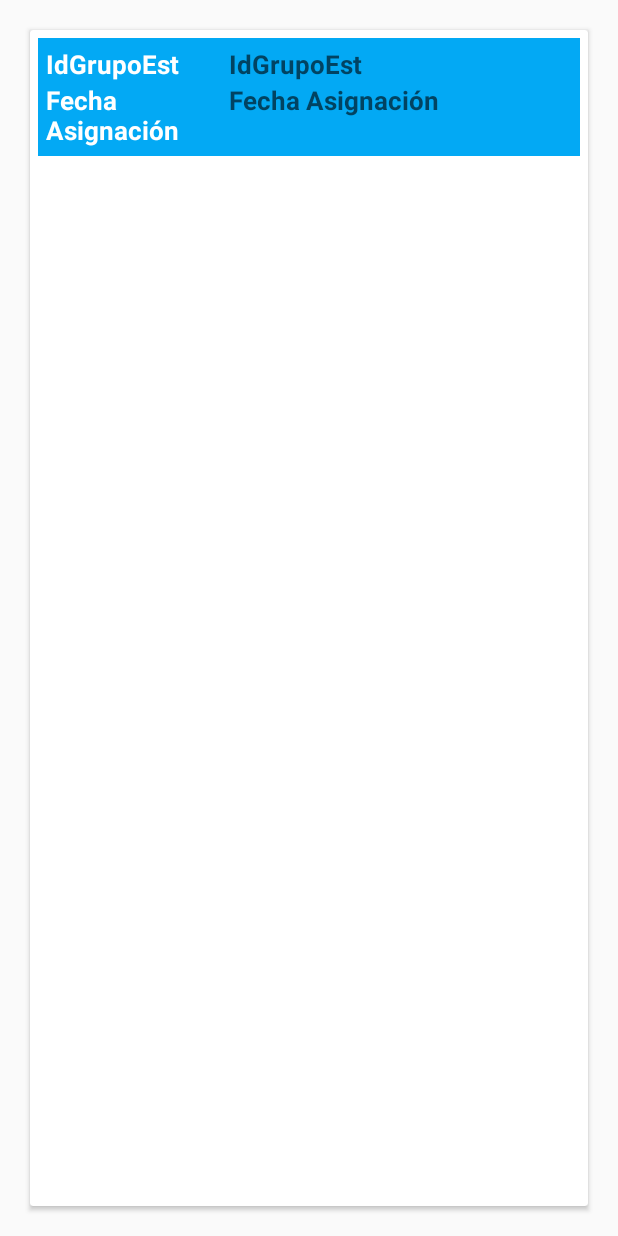
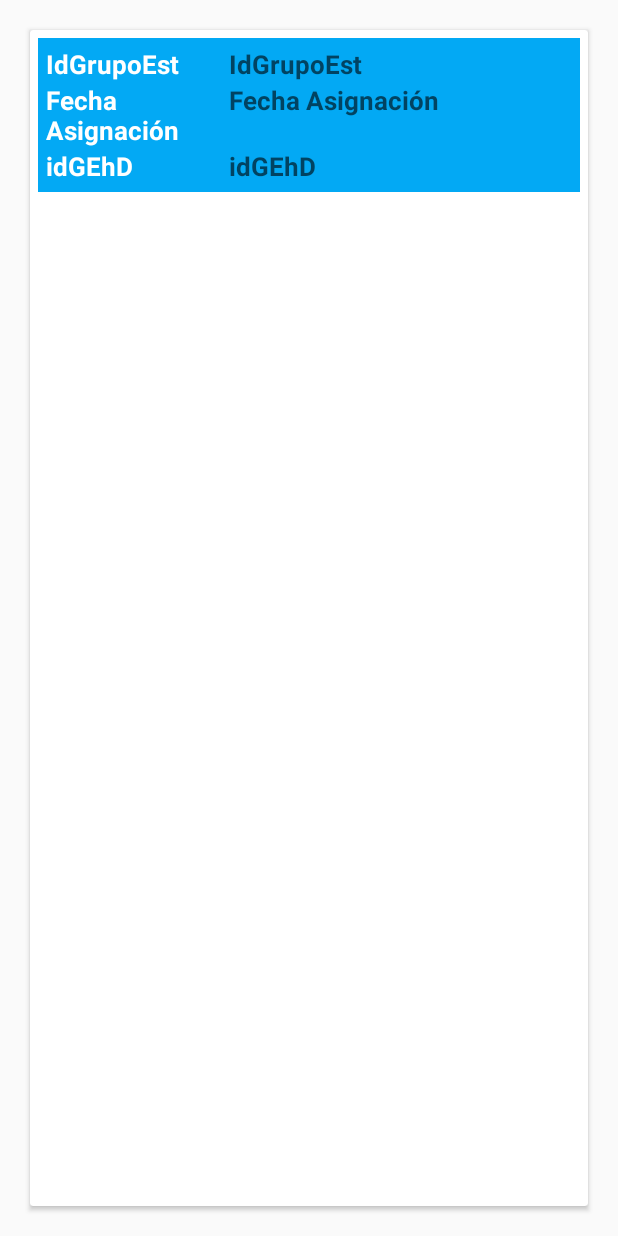
Before and after one commit to maurocabor521/Project_Dconfo_19, an Android app: the layout item_grupo_est_has_deberdocente.xml on its own in the app's theme, with its tools: preview values and no code run, on a phone screen of 412 x 824 dp. Run offline under Robolectric (Android 15) with nearby library versions, the phone set to English and light mode, and no system bars; network calls fail.

Commit message:
nuevo commit

```diff
--- a/app/src/main/java/com/example/asus/dconfo_app/presentation/view/adapter/Grupos_Estudiante_Has_DeberAdapter.java
+++ b/app/src/main/java/com/example/asus/dconfo_app/presentation/view/adapter/Grupos_Estudiante_Has_DeberAdapter.java
@@ -53,6 +53,7 @@ public class Grupos_Estudiante_Has_DeberAdapter extends RecyclerView.Adapter<Gru
 
         }*/
         holder.txtidGrupoEst.setText(listaGruposEstHasDeber.get(position).getGrupo_estudiante_idgrupo_estudiante().toString());
+        holder.txtIdGrupoHasDeber.setText(listaGruposEstHasDeber.get(position).getId_GE_H_D().toString());
         holder.txtFechaAsignacion.setText(listaGruposEstHasDeber.get(position).getFecha_gehd());
        // holder.txtCantEstudiantes.setText(listaGruposEstudiantes.get(position).getIdGrupoEstudiantes().toString());
 
@@ -77,12 +78,12 @@ public class Grupos_Estudiante_Has_DeberAdapter extends RecyclerView.Adapter<Gru
     }
 
     public class GruposHolder extends RecyclerView.ViewHolder {
-        TextView txtidGrupoEst, txtFechaAsignacion;
+        TextView txtidGrupoEst, txtFechaAsignacion, txtIdGrupoHasDeber;
 
         public GruposHolder(View itemView) {
             super(itemView);
             txtidGrupoEst = (TextView) itemView.findViewById(R.id.txt_GrupoEstHasDeber_IdGrupoEst);
-
+            txtIdGrupoHasDeber = (TextView) itemView.findViewById(R.id.txt_GrupoEstHasDeber_IdGEhD);
             txtFechaAsignacion = (TextView) itemView.findViewById(R.id.txt_GrupoEstHasDeber_fechaAsig);
         }
     }
--- a/app/src/main/res/layout/item_grupo_est_has_deberdocente.xml
+++ b/app/src/main/res/layout/item_grupo_est_has_deberdocente.xml
@@ -4,7 +4,7 @@
     android:layout_height="match_parent"
     android:layout_margin="20dp">
 
-    <RelativeLayout
+    <LinearLayout
         android:layout_width="match_parent"
         android:layout_height="wrap_content"
         android:layout_margin="5dp"
@@ -42,7 +42,7 @@
         </LinearLayout>
 
         <LinearLayout
-            android:id="@+id/ll_NombreGrupo"
+            android:id="@+id/ll_FechaAsignacion"
             android:layout_width="match_parent"
             android:layout_height="wrap_content"
             android:layout_below="@+id/ll_idgrupo"
@@ -70,10 +70,39 @@
 
         </LinearLayout>
 
+        <LinearLayout
+            android:id="@+id/ll_idGrupoEstHasDeber"
+            android:layout_width="match_parent"
+            android:layout_height="wrap_content"
+            android:layout_below="@+id/ll_idgrupo"
+            android:orientation="horizontal">
+
+            <TextView
+                android:layout_width="match_parent"
+                android:layout_height="wrap_content"
+                android:layout_weight="1.5"
+                android:text="@string/idGrupoEstHasDeber"
+                android:textColor="@android:color/white"
+                android:textSize="@dimen/tsize_documento"
+                android:textStyle="bold" />
+
+            <TextView
+                android:id="@+id/txt_GrupoEstHasDeber_IdGEhD"
+                android:layout_width="match_parent"
+                android:layout_height="wrap_content"
+                android:layout_weight=".8"
+                android:hint="@string/idGrupoEstHasDeber"
+                android:text=""
+                android:textColor="@android:color/white"
+                android:textSize="@dimen/tsize_documento"
+                android:textStyle="bold" />
+
+        </LinearLayout>
 
 
 
 
-    </RelativeLayout>
+
+    </LinearLayout>
 
 </android.support.v7.widget.CardView>
--- a/app/src/main/res/values/strings.xml
+++ b/app/src/main/res/values/strings.xml
@@ -62,4 +62,5 @@
     <string name="X_Grupo">Notas por Grupos de Estudiantes</string>
     <string name="idGrupoEstudiante">IdGrupoEst</string>
     <string name="FechaGEHD">Fecha Asignación</string>
+    <string name="idGrupoEstHasDeber">idGEhD</string>
 </resources>
```
Also changed, not shown: app/src/main/java/com/example/asus/dconfo_app/presentation/view/fragment/docente/notas/FindNotasXGrupoEstFragment.java (+19 -11 lines).
